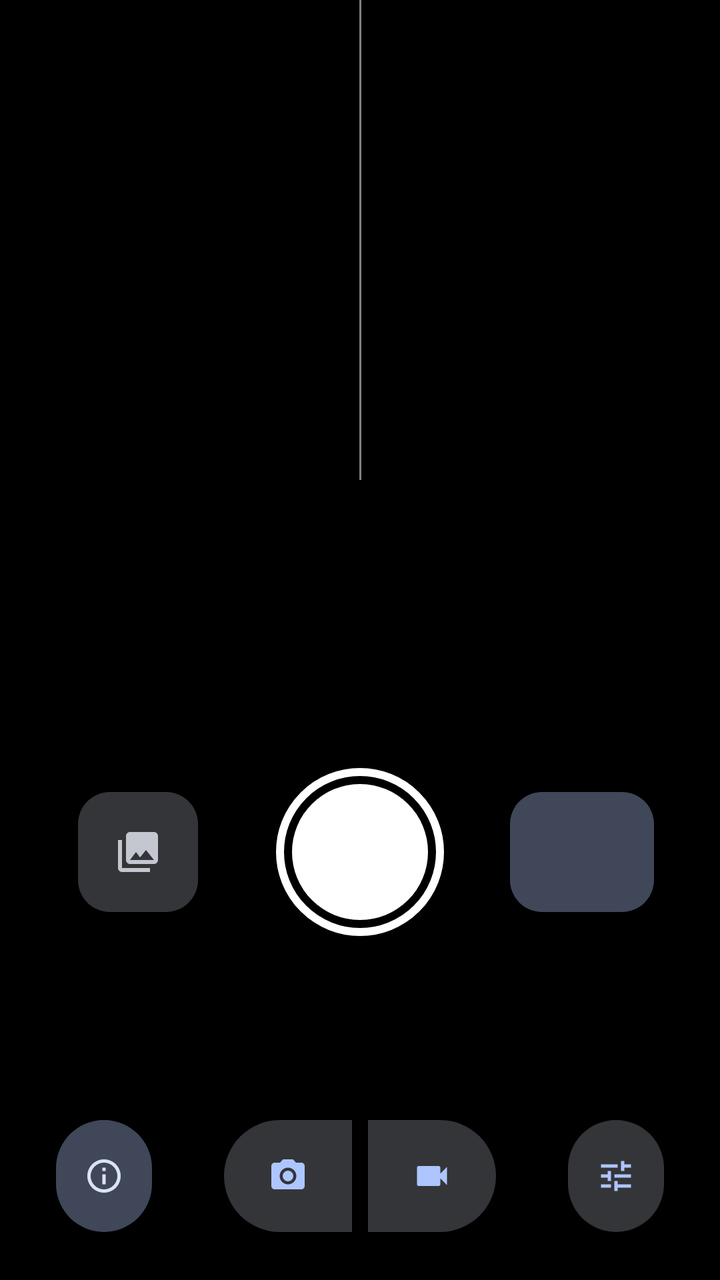
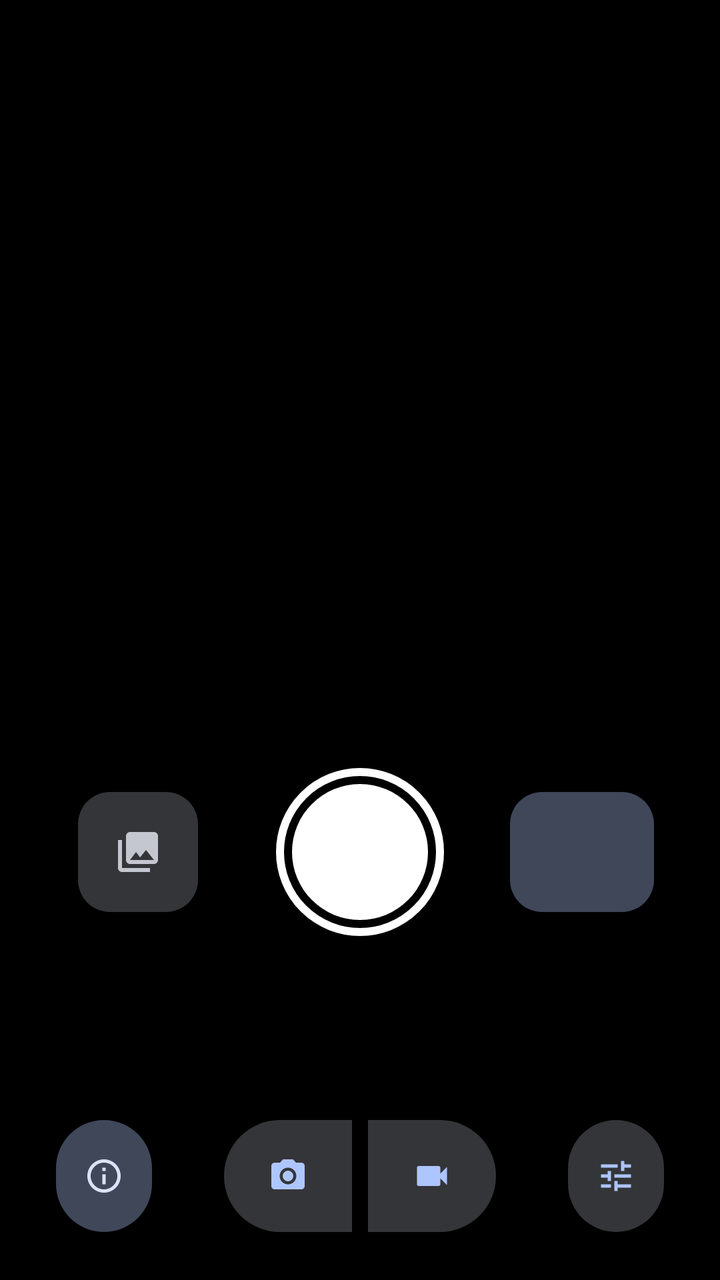

Two renders of the same Android screen: before a commit and after it. Below are the layout's source before the change and the commit's diff.
<!-- AndroidManifest.xml: application theme Theme.My3DCamera -->
<!-- res/layout/activity_main.xml -->
<?xml version="1.0" encoding="utf-8"?>
<androidx.constraintlayout.widget.ConstraintLayout xmlns:android="http://schemas.android.com/apk/res/android"
    xmlns:app="http://schemas.android.com/apk/res-auto"
    android:layout_width="match_parent"
    android:layout_height="match_parent"
    android:background="@color/black">

    <TextureView
        android:id="@+id/preview"
        android:layout_width="0dp"
        android:layout_height="0dp"
        app:layout_constraintDimensionRatio="3:2"
        app:layout_constraintEnd_toEndOf="parent"
        app:layout_constraintStart_toStartOf="parent"
        app:layout_constraintTop_toTopOf="parent" />

    <View
        android:id="@+id/eyeDivider"
        android:layout_width="1dp"
        android:layout_height="0dp"
        android:background="#80FFFFFF"
        app:layout_constraintBottom_toBottomOf="@id/preview"
        app:layout_constraintEnd_toEndOf="@id/preview"
        app:layout_constraintStart_toStartOf="@id/preview"
        app:layout_constraintTop_toTopOf="@id/preview" />

    
    <LinearLayout
        android:id="@+id/statusPanel"
        android:layout_width="wrap_content"
        android:layout_height="wrap_content"
        android:layout_marginTop="12dp"
        android:layout_marginEnd="12dp"
        android:background="@drawable/bg_card"
        android:backgroundTint="#66000000"
        android:orientation="horizontal"
        android:paddingHorizontal="12dp"
        android:paddingVertical="8dp"
        android:visibility="gone"
        app:layout_constraintEnd_toEndOf="@id/preview"
        app:layout_constraintTop_toTopOf="@id/preview">

        <TextView
            android:id="@+id/statusLabels"
            android:layout_width="wrap_content"
            android:layout_height="wrap_content"
            android:lineSpacingExtra="3dp"
            android:textColor="#CCFFFFFF"
            android:textSize="12sp" />

        <TextView
            android:id="@+id/statusValues"
            android:layout_width="wrap_content"
            android:layout_height="wrap_content"
            android:layout_marginStart="12dp"
            android:fontFamily="sans-serif-medium"
            android:fontFeatureSettings="tnum"
            android:lineSpacingExtra="3dp"
            android:textColor="@color/white"
            android:textSize="12sp" />
    </LinearLayout>

    <TextView
        android:id="@+id/recordingIndicator"
        android:layout_width="wrap_content"
        android:layout_height="wrap_content"
        android:layout_marginTop="12dp"
        android:background="@drawable/bg_pill"
        android:backgroundTint="@color/record_red"
        android:fontFamily="sans-serif-medium"
        android:paddingHorizontal="14dp"
        android:paddingVertical="4dp"
        android:textColor="@color/white"
        android:textSize="15sp"
        android:visibility="gone"
        app:layout_constraintTop_toTopOf="@id/preview"
        app:layout_constraintEnd_toEndOf="parent"
        app:layout_constraintStart_toStartOf="parent" />

    <TextView
        android:id="@+id/warningText"
        android:layout_width="wrap_content"
        android:layout_height="wrap_content"
        android:layout_marginHorizontal="24dp"
        android:layout_marginBottom="36dp"
        android:background="@drawable/bg_pill"
        android:backgroundTint="?attr/colorErrorContainer"
        android:fontFamily="sans-serif-medium"
        android:gravity="center"
        android:paddingHorizontal="16dp"
        android:paddingVertical="6dp"
        android:textColor="?attr/colorOnErrorContainer"
        android:textSize="13sp"
        android:visibility="gone"
        app:layout_constrainedWidth="true"
        app:layout_constraintEnd_toEndOf="parent"
        app:layout_constraintStart_toStartOf="parent"
        app:layout_constraintBottom_toTopOf="@id/shutterButton" />

    
    <com.google.android.material.imageview.ShapeableImageView
        android:id="@+id/galleryButton"
        android:layout_width="60dp"
        android:layout_height="60dp"
        android:background="?attr/colorSurfaceContainerHighest"
        android:contentDescription="@string/open_gallery"
        android:scaleType="center"
        android:src="@drawable/ic_photo_library"
        android:stateListAnimator="@animator/press_scale"
        app:layout_constraintBottom_toBottomOf="@id/shutterButton"
        app:layout_constraintEnd_toStartOf="@id/shutterButton"
        app:layout_constraintStart_toStartOf="parent"
        app:layout_constraintTop_toTopOf="@id/shutterButton"
        app:shapeAppearanceOverlay="@style/ShapeAppearance.My3DCamera.Thumbnail"
        app:tint="?attr/colorOnSurfaceVariant" />

    <ImageButton
        android:id="@+id/shutterButton"
        android:layout_width="84dp"
        android:layout_height="84dp"
        android:layout_marginBottom="92dp"
        android:background="@null"
        android:contentDescription="@string/take_photo"
        android:scaleType="fitCenter"
        android:src="@drawable/shutter_photo"
        android:stateListAnimator="@animator/press_scale"
        app:layout_constraintBottom_toTopOf="@id/modeSwitch"
        app:layout_constraintEnd_toEndOf="parent"
        app:layout_constraintStart_toStartOf="parent" />

    
    <com.google.android.material.button.MaterialButton
        android:id="@+id/videoSettingsButton"
        style="@style/Widget.My3DCamera.FormatButton"
        android:layout_width="72dp"
        android:layout_height="60dp"
        android:contentDescription="@string/video_settings"
        app:layout_constraintBottom_toBottomOf="@id/shutterButton"
        app:layout_constraintEnd_toEndOf="parent"
        app:layout_constraintStart_toEndOf="@id/shutterButton"
        app:layout_constraintTop_toTopOf="@id/shutterButton" />

    
    <com.google.android.material.button.MaterialButton
        android:id="@+id/aboutButton"
        style="@style/Widget.My3DCamera.IconButton"
        android:layout_width="56dp"
        android:layout_height="56dp"
        android:layout_marginStart="24dp"
        android:contentDescription="@string/about"
        app:icon="@drawable/ic_info"
        app:layout_constraintBottom_toBottomOf="@id/modeSwitch"
        app:layout_constraintStart_toStartOf="parent"
        app:layout_constraintTop_toTopOf="@id/modeSwitch" />

    <com.google.android.material.button.MaterialButtonToggleGroup
        android:id="@+id/modeSwitch"
        style="@style/Widget.Material3.MaterialButtonGroup.Connected"
        android:layout_width="wrap_content"
        android:layout_height="wrap_content"
        android:layout_marginBottom="24dp"
        app:layout_constraintBottom_toBottomOf="parent"
        app:layout_constraintEnd_toEndOf="parent"
        app:layout_constraintStart_toStartOf="parent"
        app:selectionRequired="true"
        app:singleSelection="true">

        <com.google.android.material.button.MaterialButton
            android:id="@+id/photoModeButton"
            style="@style/Widget.My3DCamera.ToggleIconButton"
            android:layout_width="72dp"
            android:layout_height="56dp"
            android:contentDescription="@string/mode_photo"
            app:icon="@drawable/ic_photo_camera" />

        <com.google.android.material.button.MaterialButton
            android:id="@+id/videoModeButton"
            style="@style/Widget.My3DCamera.ToggleIconButton"
            android:layout_width="72dp"
            android:layout_height="56dp"
            android:contentDescription="@string/mode_video"
            app:icon="@drawable/ic_videocam" />
    </com.google.android.material.button.MaterialButtonToggleGroup>

    <com.google.android.material.button.MaterialButton
        android:id="@+id/calibrationButton"
        style="@style/Widget.My3DCamera.ToggleIconButton"
        android:layout_width="56dp"
        android:layout_height="56dp"
        android:layout_marginEnd="24dp"
        android:contentDescription="@string/settings"
        app:icon="@drawable/ic_tune"
        app:layout_constraintBottom_toBottomOf="@id/modeSwitch"
        app:layout_constraintEnd_toEndOf="parent"
        app:layout_constraintTop_toTopOf="@id/modeSwitch" />

</androidx.constraintlayout.widget.ConstraintLayout>
<!-- resources referenced by this layout -->
<resources>
  <color name="black">#FF000000</color>
  <color name="record_red">#FFE53935</color>
  <color name="white">#FFFFFFFF</color>
  <!-- drawable bg_card (drawable) -->
  <?xml version="1.0" encoding="utf-8"?>
  <shape xmlns:android="http://schemas.android.com/apk/res/android" android:shape="rectangle">
      <corners android:radius="16dp" />
      <solid android:color="@color/white" />
  </shape>
  <!-- drawable bg_pill (drawable) -->
  <?xml version="1.0" encoding="utf-8"?>
  <shape xmlns:android="http://schemas.android.com/apk/res/android" android:shape="rectangle">
      <corners android:radius="100dp" />
      <solid android:color="@color/white" />
  </shape>
  <!-- drawable ic_info (drawable) -->
  <vector xmlns:android="http://schemas.android.com/apk/res/android"
      android:width="24dp"
      android:height="24dp"
      android:viewportWidth="24"
      android:viewportHeight="24">
      <path
          android:fillColor="@color/white"
          android:pathData="M11,7h2v2h-2zM11,11h2v6h-2zM12,2C6.48,2 2,6.48 2,12s4.48,10 10,10 10,-4.48 10,-10S17.52,2 12,2zM12,20c-4.41,0 -8,-3.59 -8,-8s3.59,-8 8,-8 8,3.59 8,8 -3.59,8 -8,8z" />
  </vector>
  <!-- drawable ic_tune (drawable) -->
  <vector xmlns:android="http://schemas.android.com/apk/res/android"
      android:width="24dp"
      android:height="24dp"
      android:viewportWidth="24"
      android:viewportHeight="24">
      <path
          android:fillColor="@color/white"
          android:pathData="M3,17v2h6v-2H3zM3,5v2h10V5H3zM13,21v-2h8v-2h-8v-2h-2v6h2zM7,9v2H3v2h4v2h2V9H7zM21,13v-2H11v2h10zM15,9h2V7h4V5h-4V3h-2v6z" />
  </vector>
  <!-- drawable ic_videocam (drawable) -->
  <vector xmlns:android="http://schemas.android.com/apk/res/android"
      android:width="24dp"
      android:height="24dp"
      android:viewportWidth="24"
      android:viewportHeight="24">
      <path
          android:fillColor="@color/white"
          android:pathData="M17,10.5V7c0,-0.55 -0.45,-1 -1,-1H4c-0.55,0 -1,0.45 -1,1v10c0,0.55 0.45,1 1,1h12c0.55,0 1,-0.45 1,-1v-3.5l4,4v-11l-4,4z" />
  </vector>
  <string name="about">About cameras</string>
  <string name="mode_photo">Photo</string>
  <string name="mode_video">Video</string>
  <string name="open_gallery">Open last capture</string>
  <string name="settings">Settings</string>
  <string name="take_photo">Take photo</string>
  <string name="video_settings">Video settings</string>
  <style name="ShapeAppearance.My3DCamera.Thumbnail" parent="">
          <item name="cornerFamily">rounded</item>
          <item name="cornerSize">16dp</item>
      </style>
  <style name="Widget.My3DCamera.FormatButton" parent="Widget.Material3.Button.TonalButton">
          <item name="android:padding">0dp</item>
          <item name="android:insetTop">0dp</item>
          <item name="android:insetBottom">0dp</item>
          <item name="android:textSize">13sp</item>
          <item name="android:lineSpacingExtra">0dp</item>
          <item name="cornerRadius">16dp</item>
      </style>
  <style name="Widget.My3DCamera.IconButton" parent="Widget.Material3.Button.IconButton.Filled.Tonal">
          <item name="android:padding">0dp</item>
          <item name="android:insetTop">0dp</item>
          <item name="android:insetBottom">0dp</item>
          <item name="iconGravity">textStart</item>
          <item name="iconPadding">0dp</item>
      </style>
  <style name="Widget.My3DCamera.ToggleIconButton" parent="Widget.Material3.Button.IconButton.Filled">
          <item name="android:checkable">true</item>
          <item name="android:padding">0dp</item>
          <item name="android:insetTop">0dp</item>
          <item name="android:insetBottom">0dp</item>
          <item name="iconGravity">textStart</item>
          <item name="iconPadding">0dp</item>
      </style>
  <style name="Theme.My3DCamera" parent="Theme.Material3.DynamicColors.Dark.NoActionBar">
          <item name="android:windowBackground">@color/black</item>
          <item name="android:statusBarColor">@color/black</item>
          <item name="android:navigationBarColor">@color/black</item>
      </style>
  <!-- unchanged entries left out for length: 3 -->
</resources>

<!-- the commit's change to res/layout/activity_main.xml (unified diff, before → after) -->
@@ -18,7 +18,7 @@
         android:id="@+id/eyeDivider"
         android:layout_width="1dp"
         android:layout_height="0dp"
-        android:background="#80FFFFFF"
+        android:background="@android:color/black"
         app:layout_constraintBottom_toBottomOf="@id/preview"
         app:layout_constraintEnd_toEndOf="@id/preview"
         app:layout_constraintStart_toStartOf="@id/preview"
